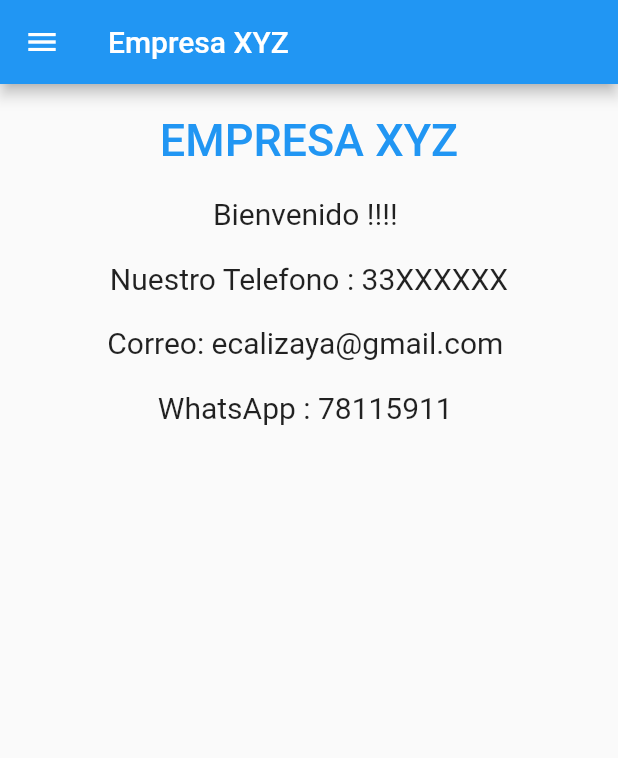
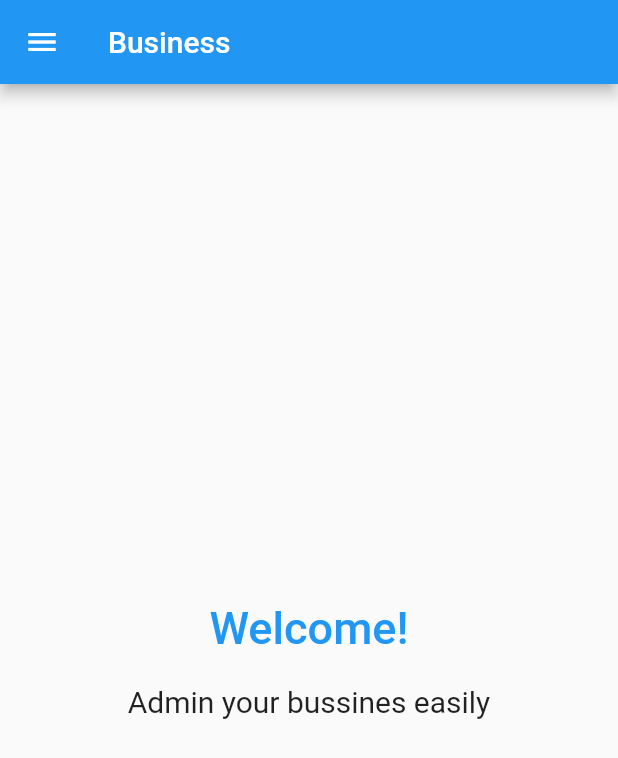
Before and after one commit to Guille-Avila/flutter-management-products, a Flutter app: the Menu screen opened by its route, on a phone screen of 412 x 824 dp. Shown: the top 758 px of the screen. Run offline on Flutter 3.47's test engine with Material 2 defaults, Android fonts, the phone set to English and light mode, and no system bars; our stand-ins replace email_validator, image_picker, snippet_coder_utils; network calls fail.

```diff
--- a/lib/menu.dart
+++ b/lib/menu.dart
@@ -6,12 +6,15 @@ import 'package:appflutter/pages/producto/producto_list.dart';
 import 'package:appflutter/pages/inicio/inicio.dart';
 
 class Menu extends StatefulWidget {
+  int? menuValue;
+  Menu({super.key, this.menuValue});
   @override
   MenuState createState() => MenuState();
 }
 
 class MenuState extends State<Menu> {
-  int _selectDrawerItem = 0;
+  late int _selectDrawerItem = widget.menuValue ?? 0;
+
   getDrawerItemWidget(int pos) {
     switch (pos) {
       case 0:
@@ -34,14 +37,14 @@ class MenuState extends State<Menu> {
   Widget build(BuildContext context) {
     return Scaffold(
       appBar: AppBar(
-        title: const Text("Empresa XYZ"),
+        title: const Text("Business"),
       ),
       drawer: Drawer(
         child: ListView(
-          children: <Widget>[
+          children: [
             const UserAccountsDrawerHeader(
-              accountName: Text('Empresa XYZ'),
-              accountEmail: Text('contaco@xyz.com'),
+              accountName: Text('Name Business'),
+              accountEmail: Text('email_business@email.com'),
               currentAccountPicture: CircleAvatar(
                 backgroundImage: AssetImage('assets/images/pngegg.png'),
               ),
--- a/lib/pages/cliente/cliente_add_edit.dart
+++ b/lib/pages/cliente/cliente_add_edit.dart
@@ -1,5 +1,5 @@
 import 'dart:io';
-
+import 'package:appflutter/menu.dart';
 import 'package:flutter/material.dart';
 import 'package:appflutter/models/cliente_model.dart';
 import 'package:appflutter/services/api_cliente.dart';
@@ -202,9 +202,17 @@ class _ClienteAddEditState extends State<ClienteAddEdit> {
                       });
 
                       if (response) {
-                        Navigator.pushNamedAndRemoveUntil(
-                          context,
-                          '/list-cliente',
+                        // Navigator.pushNamedAndRemoveUntil(
+                        //   context,
+                        //   '/list-cliente',
+                        //   (route) => false,
+                        // );
+                        Navigator.of(context).pushAndRemoveUntil(
+                          MaterialPageRoute(
+                            builder: (context) => Menu(
+                              menuValue: 1,
+                            ),
+                          ),
                           (route) => false,
                         );
                       } else {
--- a/lib/pages/cliente/cliente_list.dart
+++ b/lib/pages/cliente/cliente_list.dart
@@ -3,6 +3,8 @@ import 'package:appflutter/models/cliente_model.dart';
 import 'package:appflutter/pages/cliente/cliente_item.dart';
 import 'package:appflutter/services/api_cliente.dart';
 import 'package:snippet_coder_utils/ProgressHUD.dart';
+
+import 'cliente_add_edit.dart';
 
 class ClientesList extends StatefulWidget {
   const ClientesList({Key? key}) : super(key: key);
@@ -23,11 +25,6 @@ class _ClientesListState extends State<ClientesList> {
   @override
   Widget build(BuildContext context) {
     return Scaffold(
-      /*
-      appBar: AppBar(
-        title: const Text('NodeJS - CRUD'),
-        elevation: 0,
-      ),*/
       backgroundColor: Colors.grey[200],
       body: ProgressHUD(
         inAsyncCall: isApiCallProcess,
@@ -71,9 +68,10 @@ class _ClientesListState extends State<ClientesList> {
                 children: [
                   ElevatedButton(
                       onPressed: () {
-                        Navigator.pushNamed(
+                        Navigator.push(
                           context,
-                          '/add-cliente',
+                          MaterialPageRoute(
+                              builder: (context) => const ClienteAddEdit()),
                         );
                       },
                       style: ElevatedButton.styleFrom(
@@ -83,7 +81,7 @@ class _ClientesListState extends State<ClientesList> {
                           shape: RoundedRectangleBorder(
                               borderRadius: BorderRadius.circular(50))),
                       child: const Text(
-                        'Add Cliente',
+                        'Add Client',
                         style: TextStyle(fontSize: 15, color: Colors.black),
                       )),
                   ElevatedButton(
--- a/lib/pages/inicio/inicio.dart
+++ b/lib/pages/inicio/inicio.dart
@@ -6,15 +6,16 @@ class inicio extends StatelessWidget {
 
   @override
   Widget build(BuildContext context) {
-    return Padding(
-        padding: const EdgeInsets.all(10),
-        child: ListView(
-          children: <Widget>[
+    return Center(
+      //padding: const EdgeInsets.all(10),
+      child: Column(
+        mainAxisAlignment: MainAxisAlignment.center,
+        children: [
           Container(
               alignment: Alignment.center,
               padding: const EdgeInsets.all(10),
               child: const Text(
-                  'EMPRESA XYZ',
+                'Welcome!',
                 style: TextStyle(
                     color: Colors.blue,
                     fontWeight: FontWeight.w500,
@@ -24,31 +25,12 @@ class inicio extends StatelessWidget {
             alignment: Alignment.center,
             padding: const EdgeInsets.all(10),
             child: const Text(
-                  'Bienvenido !!!! ',
+              'Admin your bussines easily',
               style: TextStyle(fontSize: 20),
-                )),
-            Container(
-                alignment: Alignment.center,
-                padding: const EdgeInsets.all(10),
-                child: const Text(
-                  'Nuestro Telefono : 33XXXXXX',
-                  style: TextStyle(fontSize: 20),
-                )),
-            Container(
-                alignment: Alignment.center,
-                padding: const EdgeInsets.all(10),
-                child: const Text(
-                  'Correo: ecalizaya@gmail.com ',
-                  style: TextStyle(fontSize: 20),
-                )),
-            Container(
-                alignment: Alignment.center,
-                padding: const EdgeInsets.all(10),
-                child: const Text(
-                  'WhatsApp : 78115911 ',
-                  style: TextStyle(fontSize: 20),
-                )),
+            ),
+          ),
         ],
-        ));
+      ),
+    );
   }
 }
--- a/lib/pages/user/recover_password.dart
+++ b/lib/pages/user/recover_password.dart
@@ -4,7 +4,6 @@ import 'package:http/http.dart' as http;
 import 'package:appflutter/config.dart';
 import 'dart:convert';
 import 'dart:developer' as devtools show log;
-
 import '../../main.dart';
 
 class RecoverPassword extends StatelessWidget {
```
Lines whose indentation alone changed are shown as unchanged.
